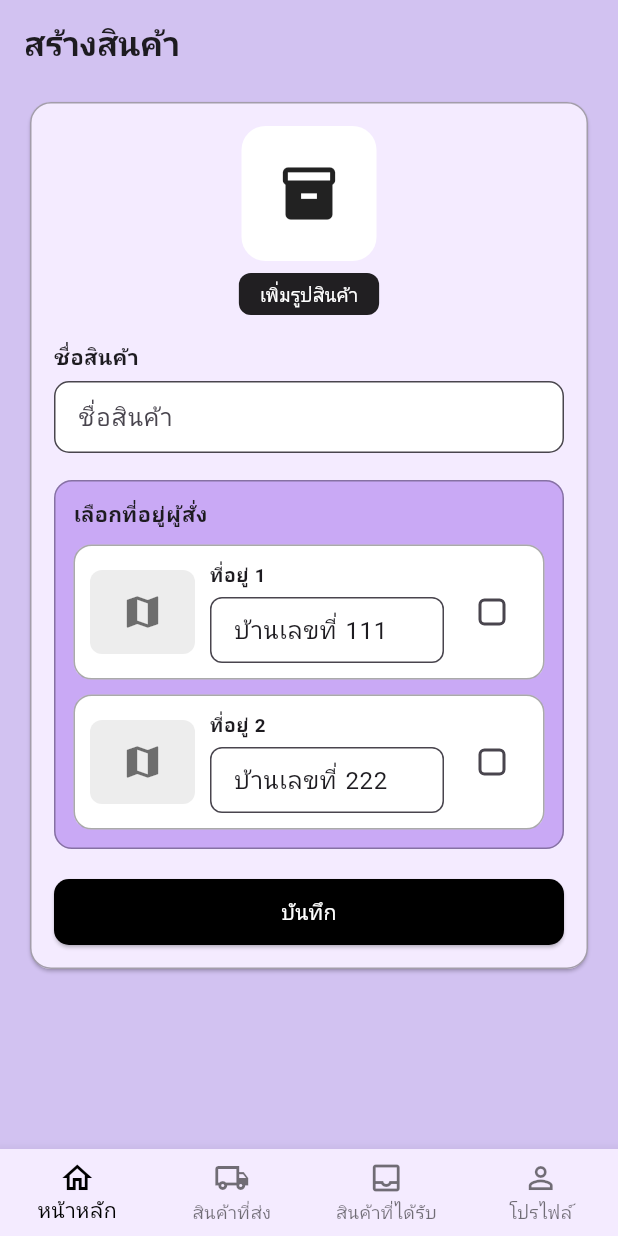
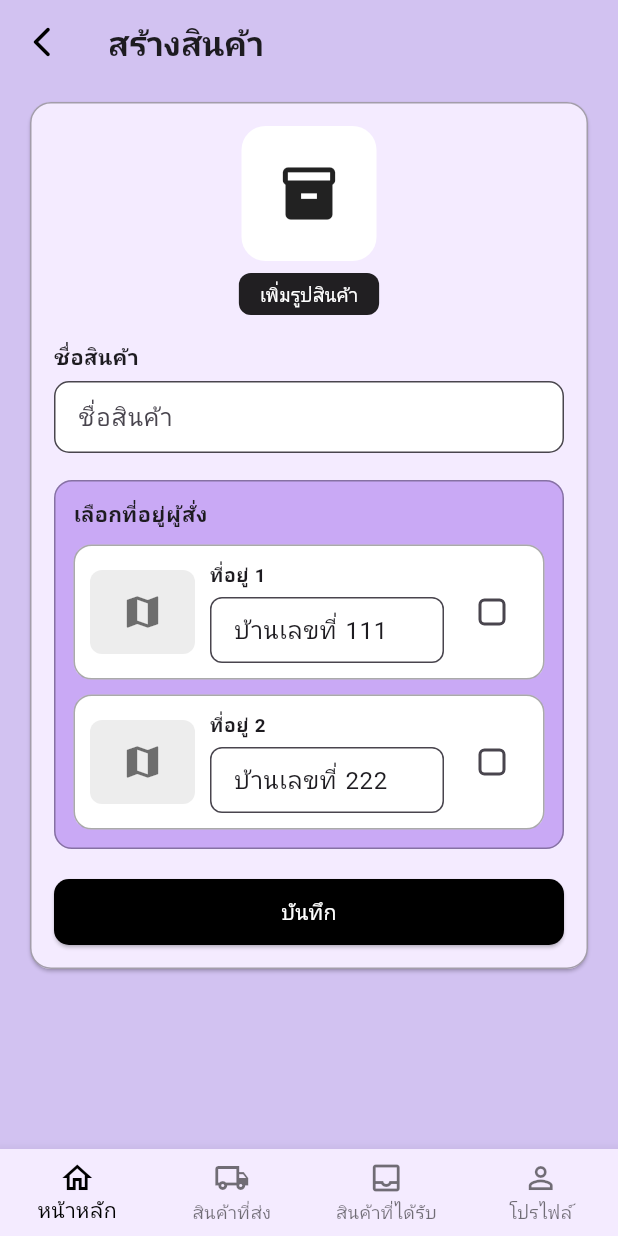
Before and after one commit to jetsada117/mobile_delivery, a Flutter app: the CreateParcelPage screen opened directly, on a phone screen of 412 x 824 dp. Run offline on Flutter 3.47's test engine with Material 3 defaults, Android fonts, the phone set to English and light mode, and no system bars; our stand-ins replace cloud_firestore, firebase_core, flutter_map, geolocator, get, image_picker and 2 more; accounts and stored records are empty.

Commit message:
edit back button

```diff
--- a/lib/pages/user_pages/user_createparcel.dart
+++ b/lib/pages/user_pages/user_createparcel.dart
@@ -37,7 +37,6 @@ class _CreateParcelPageState extends State<CreateParcelPage> {
 
   @override
   Widget build(BuildContext context) {
-    // theme like mock
     const bg = Color(0xFFD2C2F1);
     const cardBg = Color(0xFFF4EBFF);
     const borderCol = Color(0x55000000);
@@ -45,6 +44,15 @@ class _CreateParcelPageState extends State<CreateParcelPage> {
     return Scaffold(
       backgroundColor: bg,
       appBar: AppBar(
+        leading: IconButton(
+          icon: const Icon(
+            Icons.arrow_back_ios_new_rounded,
+            color: Colors.black,
+          ),
+          onPressed: () {
+            Get.off(() => const UserHomePage());
+          },
+        ),
         title: const Text(
           'สร้างสินค้า',
           style: TextStyle(fontWeight: FontWeight.w800),
```
